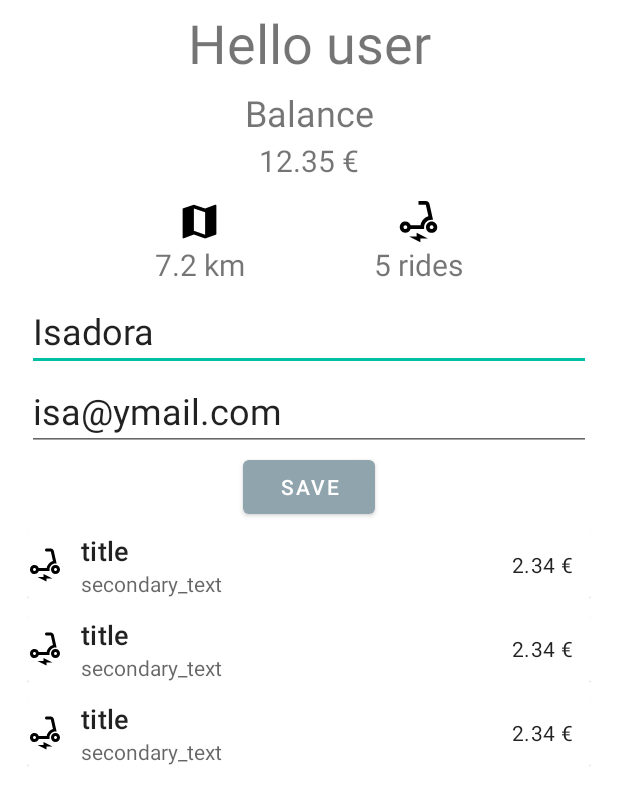
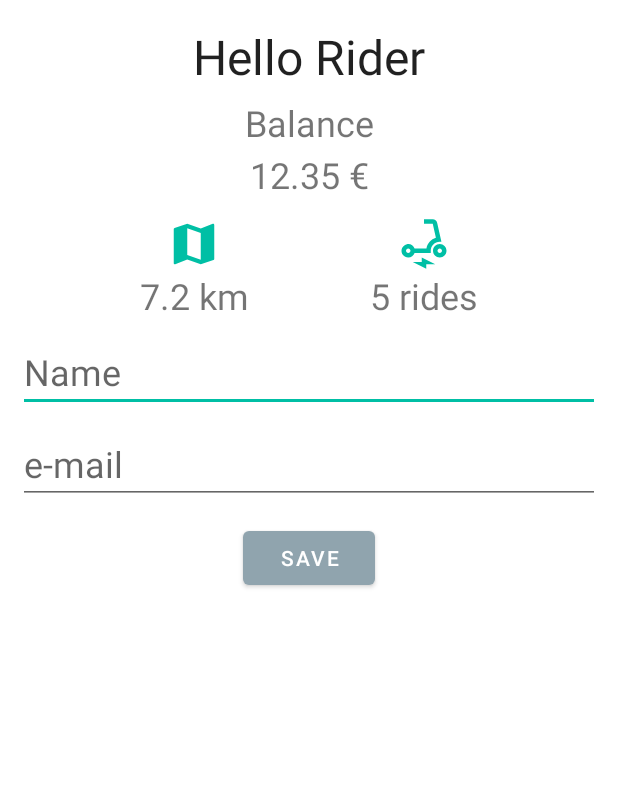
Before and after one commit to flisadora/icm-android-91322, an Android app: the layout activity_user_details.xml on its own in the app's theme, with its tools: preview values and no code run, on a phone screen of 412 x 824 dp. Shown: the top 805 px of the screen. Run offline under Robolectric (Android 15) with nearby library versions, the phone set to English and light mode, and no system bars.

Commit message:
RecyclerView scrolling + new activity ListRides

```diff
--- a/project/app/src/main/java/deti/icm/trotinet/database/dao/AppDao.kt
+++ b/project/app/src/main/java/deti/icm/trotinet/database/dao/AppDao.kt
@@ -28,7 +28,7 @@ interface AppDao {
     fun updateUser(user: User)
 
     // ***** RIDE Database *****
-    @Query("SELECT * FROM Ride")
+    @Query("SELECT * FROM Ride ORDER BY Ride.date DESC")
     fun getAllRides(): List<Ride>
 
     @Insert
@@ -43,7 +43,7 @@ interface AppDao {
     // Multimap Relationship
     @Query(
         "SELECT * FROM Ride JOIN User ON User.uid = Ride.userId " +
-        "WHERE User.uid LIKE :userId"
+        "WHERE User.uid LIKE :userId ORDER BY Ride.date DESC"
     )
     fun loadUserRides(userId: Long): List<Ride>
 
--- a/project/app/src/main/res/drawable/ic_electric_scooter_30.xml
+++ /dev/null
@@ -1,7 +0,0 @@
-<vector android:height="30dp" android:tint="#000000"
-    android:viewportHeight="24" android:viewportWidth="24"
-    android:width="30dp" xmlns:android="http://schemas.android.com/apk/res/android">
-    <path android:fillColor="@android:color/white" android:pathData="M7.82,16H15v-1c0,-2.21 1.79,-4 4,-4h0.74l-1.9,-8.44C17.63,1.65 16.82,1 15.89,1H12v2h3.89l1.4,6.25c0,0 -0.01,0 -0.01,0c-2.16,0.65 -3.81,2.48 -4.19,4.75H7.82c-0.48,-1.34 -1.86,-2.24 -3.42,-1.94c-1.18,0.23 -2.13,1.2 -2.35,2.38C1.7,16.34 3.16,18 5,18C6.3,18 7.4,17.16 7.82,16zM5,16c-0.55,0 -1,-0.45 -1,-1s0.45,-1 1,-1s1,0.45 1,1S5.55,16 5,16z"/>
-    <path android:fillColor="@android:color/white" android:pathData="M19,12c-1.66,0 -3,1.34 -3,3s1.34,3 3,3s3,-1.34 3,-3S20.66,12 19,12zM19,16c-0.55,0 -1,-0.45 -1,-1s0.45,-1 1,-1s1,0.45 1,1S19.55,16 19,16z"/>
-    <path android:fillColor="@android:color/white" android:pathData="M11,20l-4,0l6,3l0,-2l4,0l-6,-3z"/>
-</vector>
--- a/project/app/src/main/res/drawable/ic_baseline_electric_scooter_24.xml
+++ b/project/app/src/main/res/drawable/ic_electric_scooter_36.xml
@@ -1,6 +1,6 @@
-<vector android:height="24dp" android:tint="#000000"
+<vector android:height="36dp" android:tint="@color/teal"
     android:viewportHeight="24" android:viewportWidth="24"
-    android:width="24dp" xmlns:android="http://schemas.android.com/apk/res/android">
+    android:width="36dp" xmlns:android="http://schemas.android.com/apk/res/android">
     <path android:fillColor="@android:color/white" android:pathData="M7.82,16H15v-1c0,-2.21 1.79,-4 4,-4h0.74l-1.9,-8.44C17.63,1.65 16.82,1 15.89,1H12v2h3.89l1.4,6.25c0,0 -0.01,0 -0.01,0c-2.16,0.65 -3.81,2.48 -4.19,4.75H7.82c-0.48,-1.34 -1.86,-2.24 -3.42,-1.94c-1.18,0.23 -2.13,1.2 -2.35,2.38C1.7,16.34 3.16,18 5,18C6.3,18 7.4,17.16 7.82,16zM5,16c-0.55,0 -1,-0.45 -1,-1s0.45,-1 1,-1s1,0.45 1,1S5.55,16 5,16z"/>
     <path android:fillColor="@android:color/white" android:pathData="M19,12c-1.66,0 -3,1.34 -3,3s1.34,3 3,3s3,-1.34 3,-3S20.66,12 19,12zM19,16c-0.55,0 -1,-0.45 -1,-1s0.45,-1 1,-1s1,0.45 1,1S19.55,16 19,16z"/>
     <path android:fillColor="@android:color/white" android:pathData="M11,20l-4,0l6,3l0,-2l4,0l-6,-3z"/>
--- a/project/app/src/main/res/drawable/ic_map_30.xml
+++ b/project/app/src/main/res/drawable/ic_map_36.xml
@@ -1,5 +1,5 @@
-<vector android:height="30dp" android:tint="#000000"
+<vector android:height="36dp" android:tint="@color/teal"
     android:viewportHeight="24" android:viewportWidth="24"
-    android:width="30dp" xmlns:android="http://schemas.android.com/apk/res/android">
+    android:width="36dp" xmlns:android="http://schemas.android.com/apk/res/android">
     <path android:fillColor="@android:color/white" android:pathData="M20.5,3l-0.16,0.03L15,5.1 9,3 3.36,4.9c-0.21,0.07 -0.36,0.25 -0.36,0.48V20.5c0,0.28 0.22,0.5 0.5,0.5l0.16,-0.03L9,18.9l6,2.1 5.64,-1.9c0.21,-0.07 0.36,-0.25 0.36,-0.48V3.5c0,-0.28 -0.22,-0.5 -0.5,-0.5zM15,19l-6,-2.11V5l6,2.11V19z"/>
 </vector>
--- a/project/app/src/main/res/drawable/ic_round_electric_scooter_24.xml
+++ /dev/null
@@ -1,7 +0,0 @@
-<vector android:height="24dp" android:tint="#000000"
-    android:viewportHeight="24" android:viewportWidth="24"
-    android:width="24dp" xmlns:android="http://schemas.android.com/apk/res/android">
-    <path android:fillColor="@android:color/white" android:pathData="M7.82,16H15v-1c0,-2.21 1.79,-4 4,-4h0.74l-1.9,-8.44C17.63,1.65 16.82,1 15.89,1H13c-0.55,0 -1,0.45 -1,1c0,0.55 0.45,1 1,1h2.89l1.4,6.25c0,0 -0.01,0 -0.01,0c-2.16,0.65 -3.81,2.48 -4.19,4.75H7.82c-0.48,-1.34 -1.86,-2.24 -3.42,-1.94c-1.18,0.23 -2.13,1.2 -2.35,2.38C1.7,16.34 3.16,18 5,18C6.3,18 7.4,17.16 7.82,16zM5,16c-0.55,0 -1,-0.45 -1,-1s0.45,-1 1,-1s1,0.45 1,1S5.55,16 5,16z"/>
-    <path android:fillColor="@android:color/white" android:pathData="M19,12c-1.66,0 -3,1.34 -3,3s1.34,3 3,3s3,-1.34 3,-3S20.66,12 19,12zM19,16c-0.55,0 -1,-0.45 -1,-1s0.45,-1 1,-1s1,0.45 1,1S19.55,16 19,16z"/>
-    <path android:fillColor="@android:color/white" android:pathData="M11,20l-4,0l6,3l0,-2l4,0l-6,-3z"/>
-</vector>
--- a/project/app/src/main/res/layout/activity_user_details.xml
+++ b/project/app/src/main/res/layout/activity_user_details.xml
@@ -4,8 +4,7 @@
     xmlns:tools="http://schemas.android.com/tools"
     android:layout_width="match_parent"
     android:layout_height="match_parent"
-    android:layout_marginLeft="18dp"
-    android:layout_marginRight="18dp"
+    android:layout_margin="12dp"
     tools:context=".ui.activity.UserDetails">
 
     <TextView
@@ -13,8 +12,9 @@
         android:layout_width="wrap_content"
         android:layout_height="wrap_content"
         android:layout_marginTop="4dp"
-        android:text="Hello user"
-        android:textSize="36dp"
+        android:text="Hello Rider"
+        android:textSize="32sp"
+        android:textColor="?android:attr/textColorPrimary"
         app:layout_constraintEnd_toEndOf="parent"
         app:layout_constraintStart_toStartOf="parent"
         app:layout_constraintTop_toTopOf="parent" />
@@ -25,7 +25,7 @@
         android:layout_height="wrap_content"
         android:layout_marginTop="6dp"
         android:text="Balance"
-        android:textSize="24dp"
+        android:textSize="24sp"
         app:layout_constraintEnd_toEndOf="parent"
         app:layout_constraintStart_toStartOf="parent"
         app:layout_constraintTop_toBottomOf="@+id/user_details_greetings" />
@@ -36,7 +36,7 @@
         android:layout_height="wrap_content"
         android:layout_marginTop="2dp"
         android:text="12.35 €"
-        android:textSize="20dp"
+        android:textSize="24sp"
         app:layout_constraintEnd_toEndOf="parent"
         app:layout_constraintStart_toStartOf="parent"
         app:layout_constraintTop_toBottomOf="@+id/user_details_balance_text" />
@@ -46,9 +46,9 @@
         android:layout_width="wrap_content"
         android:layout_height="wrap_content"
         android:layout_marginTop="12dp"
-        android:drawableTop="@drawable/ic_map_30"
+        android:drawableTop="@drawable/ic_map_36"
         android:text="7.2 km"
-        android:textSize="20dp"
+        android:textSize="24sp"
         app:layout_constraintEnd_toStartOf="@+id/user_details_rides"
         app:layout_constraintHorizontal_bias="0.5"
         app:layout_constraintStart_toStartOf="parent"
@@ -59,9 +59,9 @@
         android:layout_width="wrap_content"
         android:layout_height="wrap_content"
         android:layout_marginTop="12dp"
-        android:drawableTop="@drawable/ic_electric_scooter_30"
+        android:drawableTop="@drawable/ic_electric_scooter_36"
         android:text="5 rides"
-        android:textSize="20dp"
+        android:textSize="24sp"
         app:layout_constraintEnd_toEndOf="parent"
         app:layout_constraintHorizontal_bias="0.5"
         app:layout_constraintStart_toEndOf="@+id/user_details_distance"
@@ -71,12 +71,11 @@
         android:id="@+id/user_details_name"
         android:layout_width="match_parent"
         android:layout_height="wrap_content"
-        android:layout_marginTop="4dp"
-        android:hint="name"
+        android:layout_marginVertical="8dp"
+        android:hint="Name"
         android:inputType="textPersonName"
         android:digits="abcdefghijklmnopqrstuvwxyzABCDEFGHIJKLMNOPQRSTUVWXYZ"
-        android:text="Isadora"
-        android:textSize="24dp"
+        android:textSize="24sp"
         app:layout_constraintEnd_toEndOf="parent"
         app:layout_constraintStart_toStartOf="parent"
         app:layout_constraintTop_toBottomOf="@+id/user_details_distance"
@@ -86,10 +85,10 @@
         android:id="@+id/user_details_email"
         android:layout_width="match_parent"
         android:layout_height="wrap_content"
-        android:hint="email"
+        android:layout_marginVertical="8dp"
+        android:hint="e-mail"
         android:inputType="textEmailAddress"
-        android:text="isa@ymail.com"
-        android:textSize="24dp"
+        android:textSize="24sp"
         app:layout_constraintEnd_toEndOf="parent"
         app:layout_constraintStart_toStartOf="parent"
         app:layout_constraintTop_toBottomOf="@+id/user_details_name"
@@ -99,21 +98,11 @@
         android:id="@+id/user_details_save"
         android:layout_width="wrap_content"
         android:layout_height="wrap_content"
+        android:layout_margin="12dp"
         android:text="Save"
         app:layout_constraintEnd_toEndOf="parent"
         app:layout_constraintStart_toStartOf="parent"
         app:layout_constraintTop_toBottomOf="@id/user_details_email" />
 
-    <androidx.recyclerview.widget.RecyclerView
-        android:id="@+id/recyclerView"
-        android:layout_width="wrap_content"
-        android:layout_height="wrap_content"
-        tools:listitem="@layout/ride_item"
-        app:layout_constraintEnd_toEndOf="parent"
-        app:layout_constraintStart_toStartOf="parent"
-        app:layout_constraintTop_toBottomOf="@id/user_details_save"
-        app:layoutManager="androidx.recyclerview.widget.LinearLayoutManager"
-        tools:ignore="MissingConstraints">
-    </androidx.recyclerview.widget.RecyclerView>
 
 </androidx.constraintlayout.widget.ConstraintLayout>
--- a/project/app/src/main/res/layout/ride_item.xml
+++ b/project/app/src/main/res/layout/ride_item.xml
@@ -2,7 +2,7 @@
 <androidx.constraintlayout.widget.ConstraintLayout xmlns:android="http://schemas.android.com/apk/res/android"
     android:layout_width="match_parent"
     android:layout_height="wrap_content"
-    android:layout_marginVertical="6dp"
+    android:layout_margin="8dp"
     xmlns:app="http://schemas.android.com/apk/res-auto"
     xmlns:tools="http://schemas.android.com/tools">
 
@@ -11,6 +11,8 @@
         android:layout_height="wrap_content"
         app:layout_constraintStart_toStartOf="parent"
         app:layout_constraintEnd_toEndOf="parent"
+        app:cardElevation="8dp"
+        app:cardCornerRadius="4dp"
         tools:ignore="MissingConstraints">
 
         <RelativeLayout
@@ -23,10 +25,8 @@
                 android:id="@+id/ride_icon"
                 android:layout_width="24dp"
                 android:layout_height="24dp"
-                android:layout_marginRight="12dp"
-                app:srcCompat="@drawable/ic_round_electric_scooter_24"
-                android:outlineSpotShadowColor="@color/bluegray_light"
-                android:outlineAmbientShadowColor="@color/bluegray_light"
+                android:layout_marginEnd="12dp"
+                app:srcCompat="@drawable/ic_electric_scooter_36"
                 android:layout_alignParentStart="true"
                 android:layout_centerInParent="true"
                 tools:ignore="MissingConstraints" />
@@ -45,10 +45,11 @@
                     android:id="@+id/ride_route"
                     android:layout_width="wrap_content"
                     android:layout_height="wrap_content"
+                    android:layout_marginVertical="4dp"
                     android:maxLines="1"
                     android:text="title"
                     android:textAppearance="?attr/textAppearanceHeadline6"
-                    android:textSize="18dp"
+                    android:textSize="20sp"
                     tools:ignore="MissingConstraints" />
 
                 <TextView
@@ -56,6 +57,7 @@
                     android:layout_width="wrap_content"
                     android:layout_height="wrap_content"
                     android:text="secondary_text"
+                    android:textSize="16sp"
                     android:textColor="?android:attr/textColorSecondary" />
             </androidx.appcompat.widget.LinearLayoutCompat>
 
@@ -63,11 +65,13 @@
                 android:id="@+id/ride_cost"
                 android:layout_width="wrap_content"
                 android:layout_height="wrap_content"
-                android:layout_marginHorizontal="12dp"
-                android:text="2.34 €"
+                android:layout_marginEnd="8dp"
+                android:text="2.34€"
+                android:textStyle="bold"
+                android:textSize="18sp"
                 android:textAppearance="?attr/textAppearanceBody2"
                 android:textColor="?android:attr/textColorPrimary"
-                android:layout_alignParentRight="true"
+                android:layout_alignParentEnd="true"
                 android:layout_centerInParent="true"
                 tools:ignore="MissingConstraints" />
         </RelativeLayout>
```
Also changed, not shown: project/app/src/main/AndroidManifest.xml (+4 -4 lines), project/app/src/main/java/deti/icm/trotinet/ui/activity/ListRides.kt (added, +31 -0 lines), project/app/src/main/java/deti/icm/trotinet/ui/activity/UserDetails.kt (+13 -31 lines), project/app/src/main/java/deti/icm/trotinet/ui/recyclerview/adapter/ListRidesAdapter.kt (+9 -1 lines), project/app/src/main/res/layout/activity_list_rides.xml (added, +31 -0 lines).
